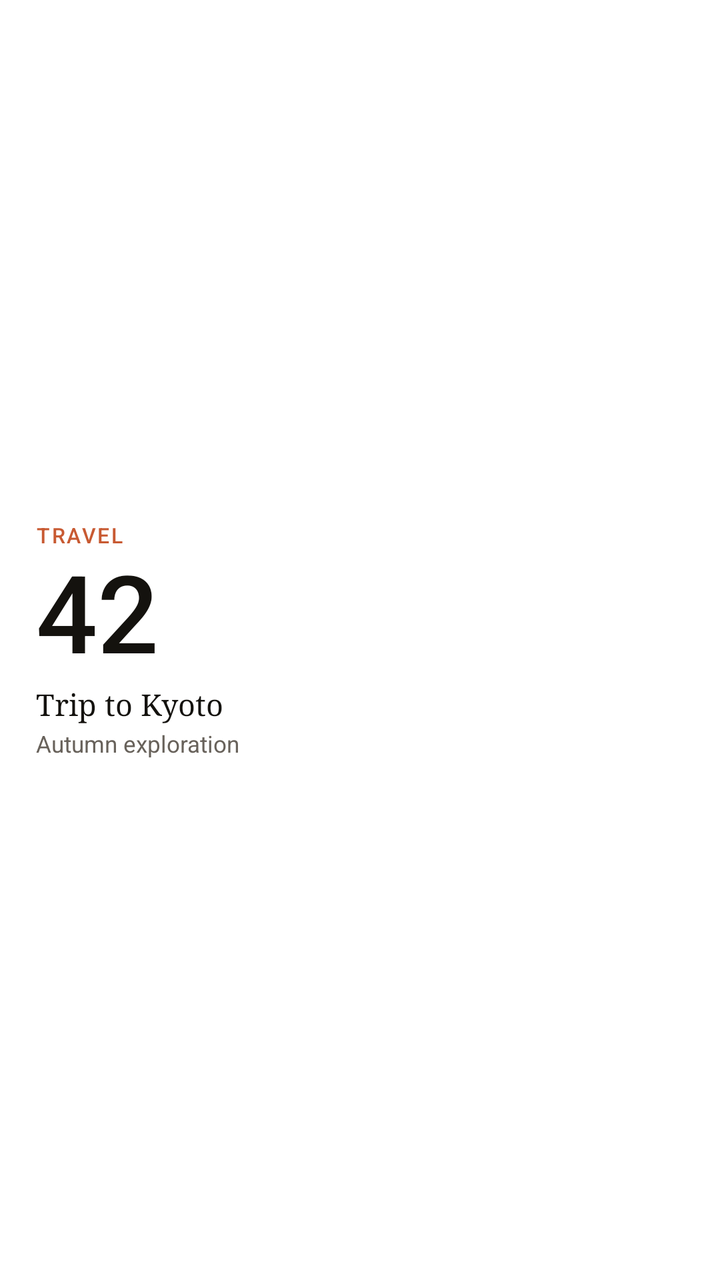
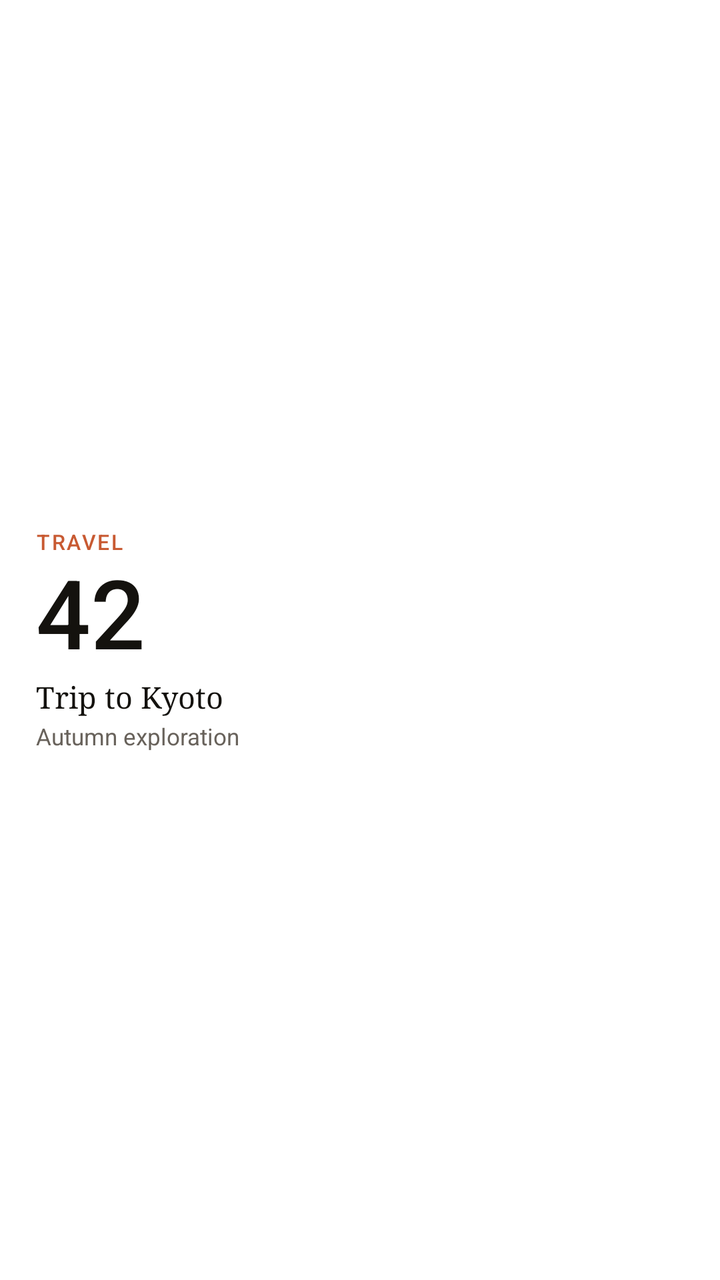

Screens rendered from an Android XML layout before and after an edit, with the pre-edit source and the edit as a unified diff.
<!-- AndroidManifest.xml: fallback theme Theme.MaterialComponents.DayNight.NoActionBar -->
<!-- res/layout/widget_next_hero.xml -->
<?xml version="1.0" encoding="utf-8"?>
<FrameLayout xmlns:android="http://schemas.android.com/apk/res/android"
    android:id="@+id/widget_root"
    android:layout_width="match_parent"
    android:layout_height="match_parent">

    <ImageView
        android:id="@+id/widget_bg"
        android:layout_width="match_parent"
        android:layout_height="match_parent"
        android:scaleType="fitXY" />

    <RelativeLayout
        android:layout_width="match_parent"
        android:layout_height="match_parent"
        android:padding="18dp"
        android:gravity="center_vertical">

        <LinearLayout
            android:id="@+id/moment_text_group"
            android:layout_width="wrap_content"
            android:layout_height="wrap_content"
            android:layout_alignParentStart="true"
            android:layout_centerVertical="true"
            android:orientation="vertical">

            
            <TextView
                android:id="@+id/moment_category"
                android:layout_width="wrap_content"
                android:layout_height="wrap_content"
                android:text="TRAVEL"
                android:textSize="10.5sp"
                android:fontFamily="sans-serif-medium"
                android:textColor="#C85A32"
                android:letterSpacing="0.08" />

            
            <TextView
                android:id="@+id/moment_days"
                android:layout_width="wrap_content"
                android:layout_height="wrap_content"
                android:text="42"
                android:textSize="54sp"
                android:fontFamily="sans-serif-medium"
                android:textColor="#14120E"
                android:includeFontPadding="false"
                android:layout_marginTop="2dp" />

            
            <TextView
                android:id="@+id/moment_title"
                android:layout_width="wrap_content"
                android:layout_height="wrap_content"
                android:text="Trip to Kyoto"
                android:textSize="15sp"
                android:fontFamily="serif"
                android:textColor="#14120E"
                android:maxLines="1"
                android:ellipsize="end"
                android:layout_marginTop="2dp" />

            
            <TextView
                android:id="@+id/moment_subtitle"
                android:layout_width="wrap_content"
                android:layout_height="wrap_content"
                android:text="Autumn exploration"
                android:textSize="11.5sp"
                android:fontFamily="sans-serif"
                android:textColor="#68625B"
                android:layout_marginTop="2dp" />
        </LinearLayout>

        
        <ImageView
            android:id="@+id/moment_progress_ring"
            android:layout_width="80dp"
            android:layout_height="80dp"
            android:layout_alignParentEnd="true"
            android:layout_centerVertical="true"
            android:scaleType="fitCenter" />
    </RelativeLayout>
</FrameLayout>
<!-- resources referenced by this layout -->
<resources>

</resources>

<!-- the commit's change to res/layout/widget_next_hero.xml (unified diff, before → after) -->
@@ -18,10 +18,12 @@
 
         <LinearLayout
             android:id="@+id/moment_text_group"
-            android:layout_width="wrap_content"
+            android:layout_width="match_parent"
             android:layout_height="wrap_content"
             android:layout_alignParentStart="true"
+            android:layout_toStartOf="@+id/moment_progress_ring"
             android:layout_centerVertical="true"
+            android:layout_marginEnd="12dp"
             android:orientation="vertical">
 
             
@@ -41,10 +43,12 @@
                 android:layout_width="wrap_content"
                 android:layout_height="wrap_content"
                 android:text="42"
-                android:textSize="54sp"
+                android:textSize="48sp"
                 android:fontFamily="sans-serif-medium"
                 android:textColor="#14120E"
                 android:includeFontPadding="false"
+                android:maxLines="1"
+                android:ellipsize="end"
                 android:layout_marginTop="2dp" />
 
             
@@ -56,8 +60,9 @@
                 android:textSize="15sp"
                 android:fontFamily="serif"
                 android:textColor="#14120E"
-                android:maxLines="1"
+                android:maxLines="2"
                 android:ellipsize="end"
+                android:lineSpacingExtra="1dp"
                 android:layout_marginTop="2dp" />
 
             
